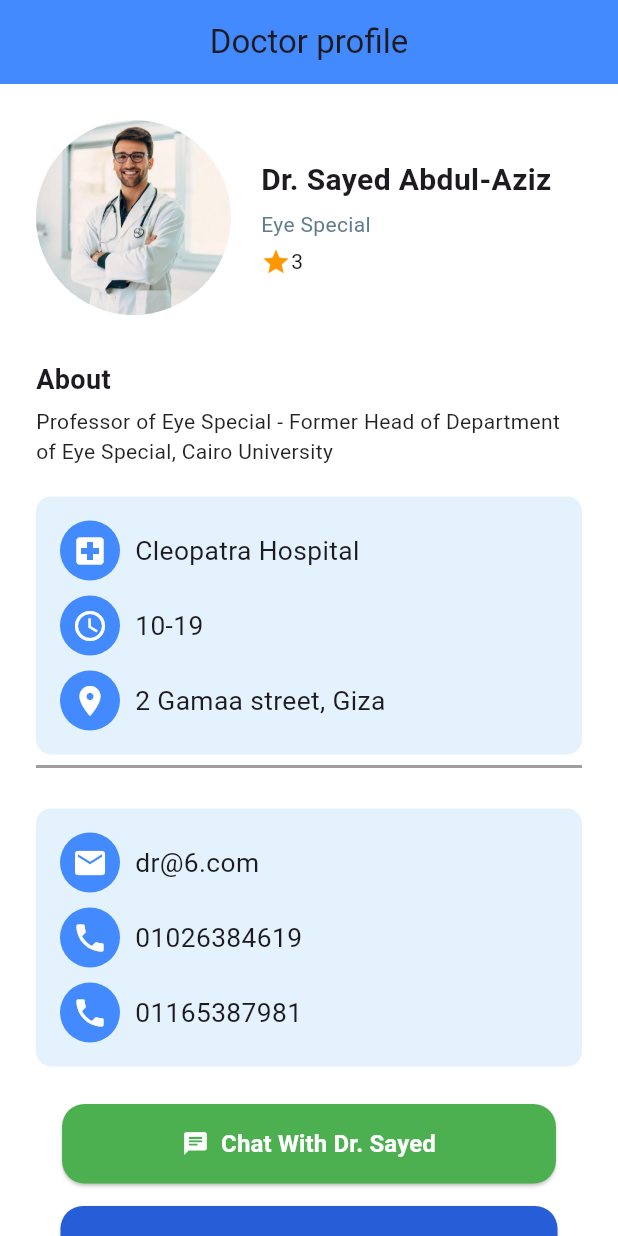
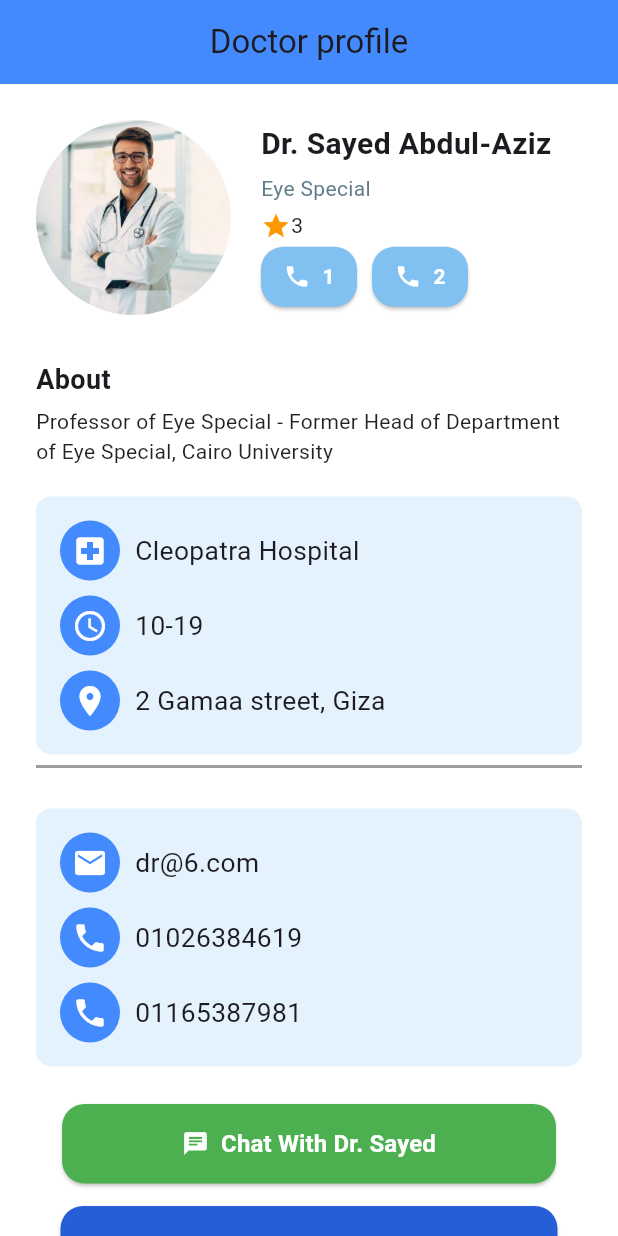
Before and after one commit to code706714/eraasoft, a Flutter app: the screen it shows after launch, on a phone screen of 412 x 824 dp. Run offline on Flutter 3.47's test engine with Material 3 defaults, Android fonts, the phone set to English and light mode, and no system bars.

Commit message:
inital commit

```diff
--- a/lib/main.dart
+++ b/lib/main.dart
@@ -38,13 +38,16 @@ class eraasoft extends StatelessWidget {
                     ),
                   ),
                   SizedBox(width: 20),
-                  Column(
+                  Expanded(
+                    child: Column(
                       crossAxisAlignment: CrossAxisAlignment.start,
                       children: [
                         Text(
                           'Dr. Sayed Abdul-Aziz',
-                        style:
-                            TextStyle(fontSize: 20, fontWeight: FontWeight.bold),
+                          style: TextStyle(
+                            fontSize: 20,
+                            fontWeight: FontWeight.bold,
+                          ),
                         ),
                         SizedBox(height: 5),
                         Text('Eye Special',
@@ -56,7 +59,50 @@ class eraasoft extends StatelessWidget {
                             Text("3"),
                           ],
                         ),
+                        Row(
+                          children: [
+                            ElevatedButton.icon(
+                    onPressed: () {},
+                    icon: Icon(Icons.phone, color: Colors.white),
+                    label: Text(
+                      "1",
+                      style: TextStyle(
+                          fontWeight: FontWeight.bold,
+                          color: Colors.white),
+                    ),
+                    style: ElevatedButton.styleFrom(
+                      backgroundColor:Color.fromARGB(255, 129, 193, 242),
+                      padding:
+                          EdgeInsets.symmetric(horizontal: 0, vertical: 0),
+                      shape: RoundedRectangleBorder(
+                        borderRadius: BorderRadius.circular(15),
+                      ),
+                    ),
+                  ),
+                  SizedBox(width: 10),
+
+                  ElevatedButton.icon(
+                    onPressed: () {},
+                    icon: Icon(Icons.phone, color: Colors.white),
+                    label: Text(
+                      "2",
+                      style: TextStyle(
+                          fontWeight: FontWeight.bold,
+                          color: Colors.white),
+                    ),
+                    style: ElevatedButton.styleFrom(
+                      backgroundColor: Color.fromARGB(255, 129, 193, 242),
+                      padding:
+                          EdgeInsets.symmetric(horizontal: 0, vertical: 0),
+                      shape: RoundedRectangleBorder(
+                        borderRadius: BorderRadius.circular(15),
+                      ),
+                    ),
+                  ),
                           ],
+                        )
+                      ],
+                    ),
                   ),
                 ],
               ),
@@ -85,7 +131,8 @@ class eraasoft extends StatelessWidget {
                           children: [
                             CircleAvatar(
                               backgroundColor: Colors.blueAccent,
-                          child: Icon(Icons.local_hospital, color: Colors.white),
+                              child: Icon(Icons.local_hospital,
+                                  color: Colors.white),
                             ),
                             SizedBox(width: 10),
                             Text('Cleopatra Hospital',
@@ -100,7 +147,7 @@ class eraasoft extends StatelessWidget {
                               child: Icon(Icons.access_time, color: Colors.white),
                             ),
                             SizedBox(width: 10),
-                        Text('10-19',style: TextStyle(fontSize: 17.6)),
+                            Text('10-19', style: TextStyle(fontSize: 17.6)),
                           ],
                         ),
                         SizedBox(height: 10),
@@ -108,7 +155,8 @@ class eraasoft extends StatelessWidget {
                           children: [
                             CircleAvatar(
                               backgroundColor: Colors.blueAccent,
-                          child: Icon(Icons.location_on, color: Colors.white),
+                              child:
+                                  Icon(Icons.location_on, color: Colors.white),
                             ),
                             SizedBox(width: 10),
                             Text('2 Gamaa street, Giza',
@@ -150,7 +198,8 @@ class eraasoft extends StatelessWidget {
                               child: Icon(Icons.phone, color: Colors.white),
                             ),
                             SizedBox(width: 10),
-                        Text('01026384619',style: TextStyle(fontSize: 17.6)),
+                            Text('01026384619',
+                                style: TextStyle(fontSize: 17.6)),
                           ],
                         ),
                         SizedBox(height: 10),
@@ -169,36 +218,45 @@ class eraasoft extends StatelessWidget {
                     ),
                   ),
                   SizedBox(height: 25),
-              ElevatedButton.icon(onPressed: (){},
+                  ElevatedButton.icon(
+                    onPressed: () {},
                     icon: Icon(Icons.chat, color: Colors.white),
-                label: Text("Chat With Dr. Sayed",
-                 style: TextStyle(fontSize: 16, fontWeight: FontWeight.bold, color: Colors.white),
+                    label: Text(
+                      "Chat With Dr. Sayed",
+                      style: TextStyle(
+                          fontSize: 16,
+                          fontWeight: FontWeight.bold,
+                          color: Colors.white),
                     ),
                     style: ElevatedButton.styleFrom(
-                  backgroundColor: Color(0xfff4cb050),
-                  padding: EdgeInsets.symmetric(horizontal: 80, vertical: 15),
+                      backgroundColor: Color(0xff4cb050),
+                      padding:
+                          EdgeInsets.symmetric(horizontal: 80, vertical: 15),
                       shape: RoundedRectangleBorder(
                         borderRadius: BorderRadius.circular(15),
                       ),
                     ),
                   ),
                   SizedBox(height: 15),
-              ElevatedButton(onPressed: (){}, child:
-                Text('Book Appointment', style: TextStyle(fontSize: 18, color: Colors.white) ),
+                  ElevatedButton(
+                    onPressed: () {},
+                    child: Text('Book Appointment',
+                        style: TextStyle(fontSize: 18, color: Colors.white)),
                     style: ElevatedButton.styleFrom(
-                  backgroundColor: Color(0xfff265ed7),
-                  padding: EdgeInsets.symmetric(horizontal: 90, vertical: 15),
+                      backgroundColor: Color(0xff265ed7),
+                      padding:
+                          EdgeInsets.symmetric(horizontal: 90, vertical: 15),
                       shape: RoundedRectangleBorder(
                         borderRadius: BorderRadius.circular(15),
                       ),
                     ),
                   )
-                ]
+                ],
               )
             ],
           ),
         ),
-      )
+      ),
     );
   }
 }
```
Also changed, not shown: 1 other file. Lines whose indentation alone changed are shown as unchanged.
